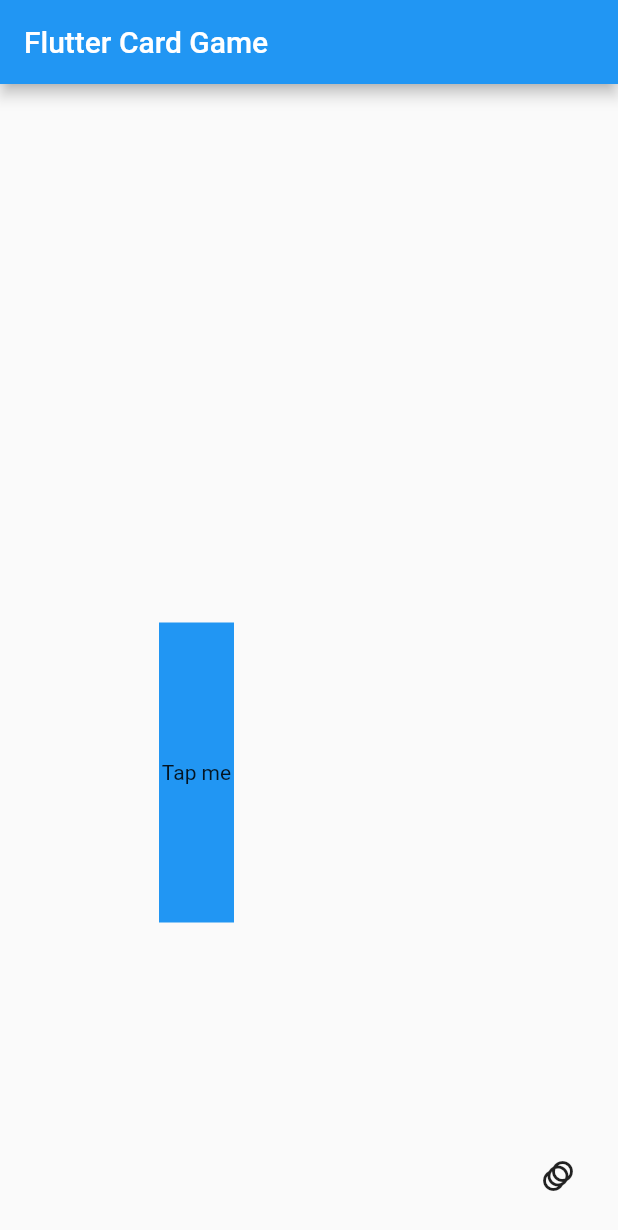
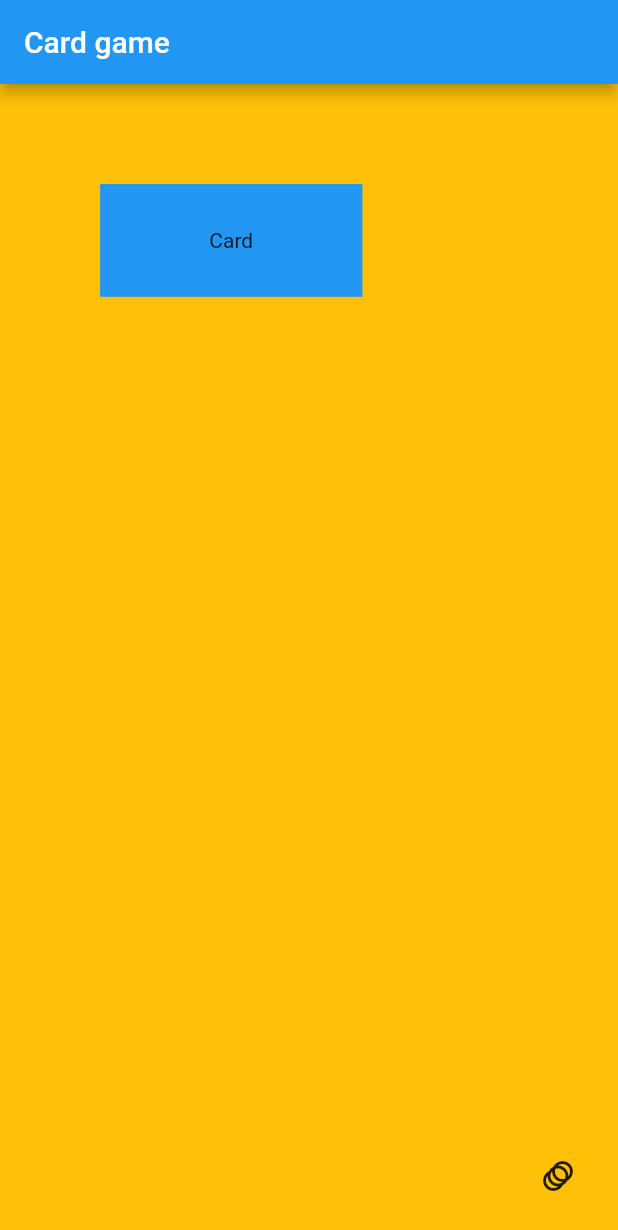
Before and after one commit to stephtelolahy/SixTakes, a Flutter app: the screen it shows after launch, after a tap on the "animation" icon, on a phone screen of 412 x 824 dp. Shown: the top 1230 px of the screen. Run offline on Flutter 3.47's test engine with Material 2 defaults, Android fonts, the light colour scheme and no system bars.

Commit message:
create game model

```diff
--- /dev/null
+++ b/lib/game_model.dart
@@ -0,0 +1,12 @@
+import 'package:flutter/widgets.dart';
+
+class GameModel extends ChangeNotifier {
+  bool _selected = false;
+
+  bool get selected => _selected;
+
+  void update() {
+    _selected = !_selected;
+    notifyListeners();
+  }
+}
--- /dev/null
+++ b/lib/game_view.dart
@@ -0,0 +1,60 @@
+import 'package:flutter/material.dart';
+import 'package:provider/provider.dart';
+
+import 'game_model.dart';
+
+class GameView extends StatelessWidget {
+  const GameView({Key? key}) : super(key: key);
+
+  @override
+  Widget build(BuildContext context) {
+    return ChangeNotifierProvider<GameModel>(
+      create: (context) {
+        final model = GameModel();
+        return model;
+      },
+      builder: (context, _) => Scaffold(
+        appBar: AppBar(title: const Text('Card game')),
+        floatingActionButton: IconButton(
+          onPressed: () => context.read<GameModel>().update(),
+          icon: const Icon(
+            Icons.animation,
+          ),
+        ),
+        body: const GameBoard(),
+      ),
+    );
+  }
+}
+
+class GameBoard extends StatelessWidget {
+  const GameBoard({Key? key}) : super(key: key);
+
+  @override
+  Widget build(BuildContext context) {
+    return Consumer<GameModel>(builder: (context, model, child) {
+      return Container(
+        color: Colors.amber,
+        constraints: const BoxConstraints.expand(),
+        width: 200,
+        height: 350,
+        child: Stack(
+          children: <Widget>[
+            AnimatedPositioned(
+              width: model.selected ? 200.0 : 50.0,
+              height: model.selected ? 50.0 : 200.0,
+              top: model.selected ? 50.0 : 150.0,
+              left: model.selected ? 50.0 : 150.0,
+              duration: const Duration(seconds: 2),
+              curve: Curves.fastOutSlowIn,
+              child: Container(
+                color: Colors.blue,
+                child: const Center(child: Text('Card')),
+              ),
+            ),
+          ],
+        ),
+      );
+    });
+  }
+}
--- a/lib/main.dart
+++ b/lib/main.dart
@@ -1,4 +1,5 @@
 import 'package:flutter/material.dart';
+import 'package:sixtakes/game_view.dart';
 
 void main() => runApp(const MyApp());
 
@@ -9,63 +10,9 @@ class MyApp extends StatelessWidget {
 
   @override
   Widget build(BuildContext context) {
-    return MaterialApp(
+    return const MaterialApp(
       title: _title,
-      home: Scaffold(
-        appBar: AppBar(title: const Text(_title)),
-        floatingActionButton: IconButton(
-          onPressed: () {},
-          icon: const Icon(
-            Icons.animation,
-          ),
-        ),
-        body: const Center(
-          child: MyStatefulWidget(),
-        ),
-      ),
+      home: GameView(),
     );
   }
 }
-
-/// This is the stateful widget that the main application instantiates.
-class MyStatefulWidget extends StatefulWidget {
-  const MyStatefulWidget({Key? key}) : super(key: key);
-
-  @override
-  State<MyStatefulWidget> createState() => _MyStatefulWidgetState();
-}
-
-/// This is the private State class that goes with MyStatefulWidget.
-class _MyStatefulWidgetState extends State<MyStatefulWidget> {
-  bool selected = false;
-
-  @override
-  Widget build(BuildContext context) {
-    return SizedBox(
-      width: 200,
-      height: 350,
-      child: Stack(
-        children: <Widget>[
-          AnimatedPositioned(
-            width: selected ? 200.0 : 50.0,
-            height: selected ? 50.0 : 200.0,
-            top: selected ? 50.0 : 150.0,
-            duration: const Duration(seconds: 2),
-            curve: Curves.fastOutSlowIn,
-            child: GestureDetector(
-              onTap: () {
-                setState(() {
-                  selected = !selected;
-                });
-              },
-              child: Container(
-                color: Colors.blue,
-                child: const Center(child: Text('Tap me')),
-              ),
-            ),
-          ),
-        ],
-      ),
-    );
-  }
-}
--- a/pubspec.yaml
+++ b/pubspec.yaml
@@ -3,7 +3,7 @@ description: A new Flutter project.
 
 # The following line prevents the package from being accidentally published to
 # pub.dev using `flutter pub publish`. This is preferred for private packages.
-publish_to: 'none' # Remove this line if you wish to publish to pub.dev
+publish_to: "none" # Remove this line if you wish to publish to pub.dev
 
 # The following defines the version and build number for your application.
 # A version number is three numbers separated by dots, like 1.2.43
@@ -29,7 +29,7 @@ environment:
 dependencies:
   flutter:
     sdk: flutter
-
+  provider: ^6.0.1
 
   # The following adds the Cupertino Icons font to your application.
   # Use with the CupertinoIcons class for iOS style icons.
@@ -51,7 +51,6 @@ dev_dependencies:
 
 # The following section is specific to Flutter.
 flutter:
-
   # The following line ensures that the Material Icons font is
   # included with your application, so that you can use the icons in
   # the material Icons class.
```
Also changed, not shown: pubspec.lock, 3 other files.
